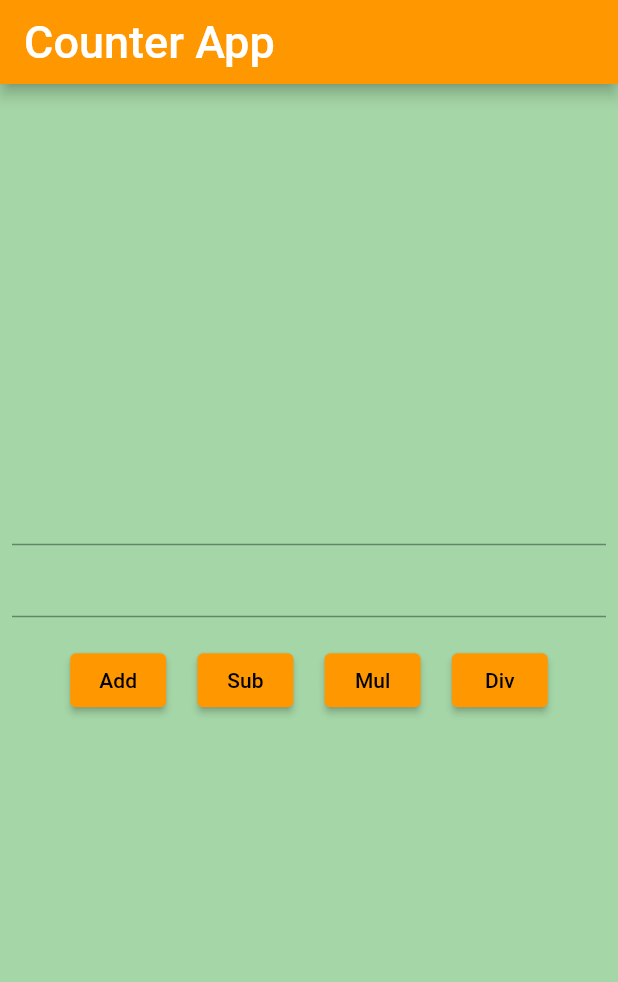
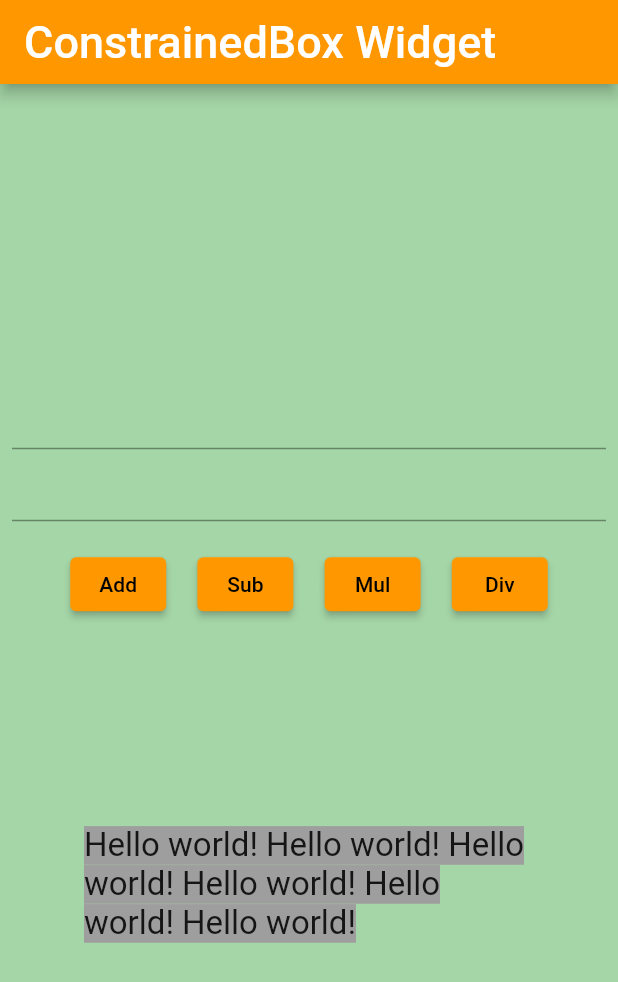
Before and after one commit to rabikrishnayadav/learn_flutter, a Flutter app: the screen it shows after launch, on a phone screen of 412 x 824 dp. Shown: the top 982 px of the screen. Run offline on Flutter 3.47's test engine with Material 2 defaults, Android fonts, the phone set to English and light mode, and no system bars; our stand-ins replace font_awesome_flutter.

Commit message:
ConstrainedBox Widget

```diff
--- a/lib/main.dart
+++ b/lib/main.dart
@@ -52,7 +52,7 @@ class _MyHomePageState extends State<MyHomePage> {
 
     return Scaffold(
       appBar: AppBar(
-        title: Text("Counter App", style: mTextStyle50()),
+        title: Text("ConstrainedBox Widget", style: mTextStyle50()),
       ),
       body: Container(
         color: Colors.green.shade200,
@@ -108,7 +108,16 @@ class _MyHomePageState extends State<MyHomePage> {
                   ),
                 ),
                 Padding(padding: EdgeInsets.all(20),
-                  child: Text(result, style: TextStyle(fontSize: 25),),)
+                  child: Text(result, style: TextStyle(fontSize: 25),),),
+                SizedBox(height: 50,),
+                ConstrainedBox(
+                  constraints: BoxConstraints(
+                    maxWidth: 300,
+                    minWidth: 100,
+                  ),
+                  child: Text('Hello world! Hello world! Hello world! Hello world! Hello world! Hello world! ',
+                    style: TextStyle(fontSize: 22, backgroundColor: Colors.grey),),
+                )
               ],
             ),
           ),
```
